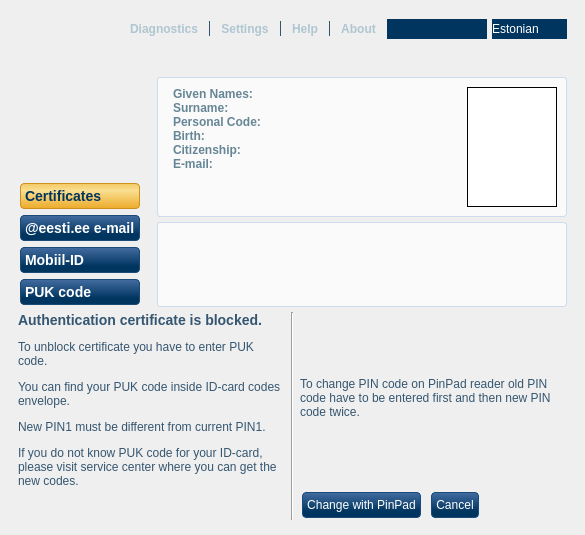
Qt form src/MainWindow.ui (open-eid/qesteidutil) before a commit.
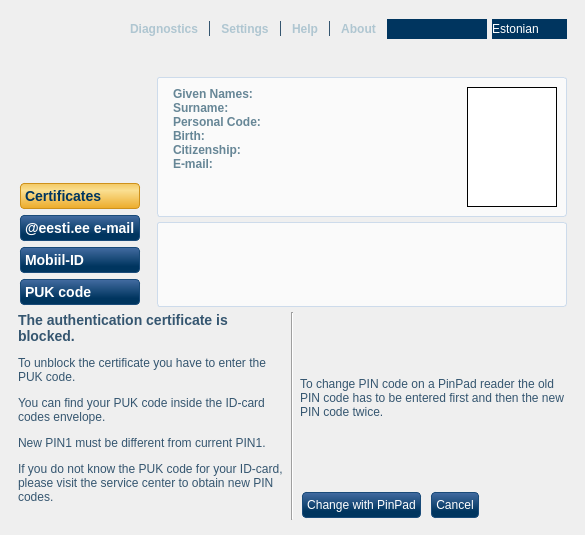
The same form after that commit. The open tabs and pages were chosen to show the change. Icons and pictures are not drawn. Custom widgets are drawn as their Qt base class.

```diff
--- a/src/MainWindow.ui
+++ b/src/MainWindow.ui
@@ -1614,11 +1614,11 @@
             </widget>
             <widget class="QLabel" name="changePin1InfoUnblock">
              <property name="text">
-              <string>&lt;h3&gt;Authentication certificate is blocked.&lt;/h3&gt;
-&lt;p&gt;To unblock certificate you have to enter PUK code.&lt;/p&gt;
-&lt;p&gt;You can find your PUK code inside ID-card codes envelope.&lt;/p&gt;
+              <string>&lt;h3&gt;The authentication certificate is blocked.&lt;/h3&gt;
+&lt;p&gt;To unblock the certificate you have to enter the PUK code.&lt;/p&gt;
+&lt;p&gt;You can find your PUK code inside the ID-card codes envelope.&lt;/p&gt;
 &lt;p&gt;New PIN1 must be different from current PIN1.&lt;/p&gt;
-&lt;p&gt;If you do not know PUK code for your ID-card, please visit service center where you can get the new codes.&lt;/p&gt;</string>
+&lt;p&gt;If you do not know the PUK code for your ID-card, please visit the service center to obtain new PIN codes.&lt;/p&gt;</string>
              </property>
              <property name="alignment">
               <set>Qt::AlignLeading|Qt::AlignLeft|Qt::AlignTop</set>
@@ -1783,7 +1783,7 @@
                <widget class="QStackedWidget" name="changePin1PinpadInfo">
                 <widget class="QLabel" name="changePin1PinpadInfoPin">
                  <property name="text">
-                  <string>To change PIN code on PinPad reader old PIN code have to be entered first and then new PIN code twice.</string>
+                  <string>To change PIN code on a PinPad reader the old PIN code has to be entered first and then the new PIN code twice.</string>
                  </property>
                  <property name="wordWrap">
                   <bool>true</bool>
```
Left out of the diff: 36 changed lines with no effect on the pictures.
